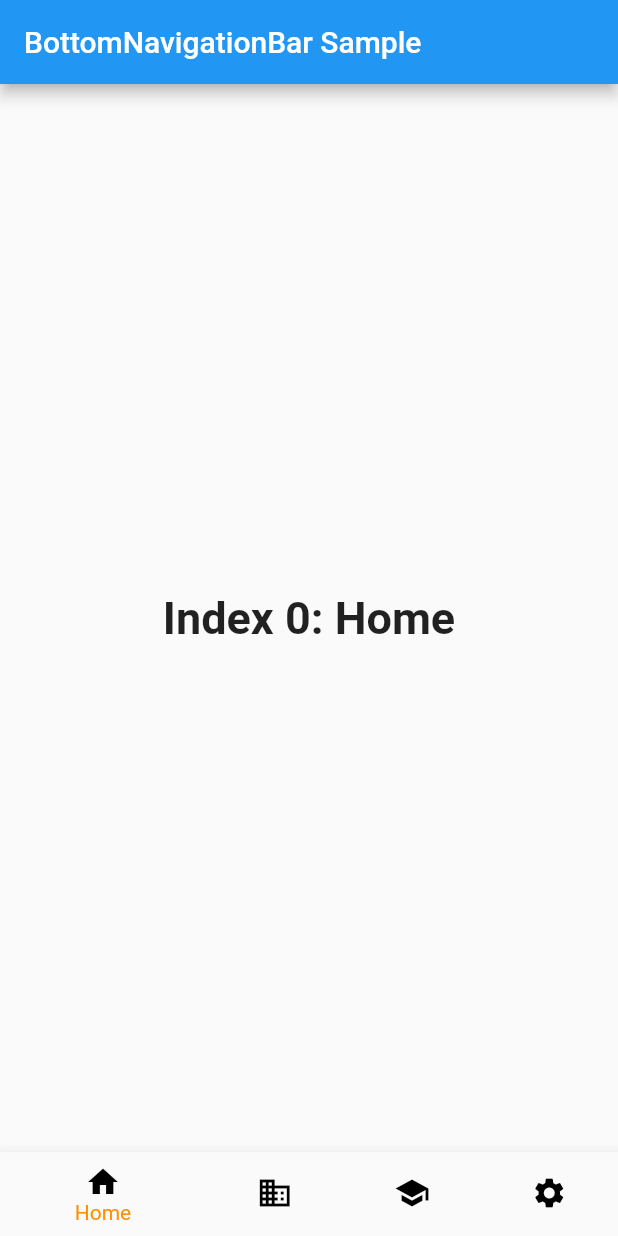
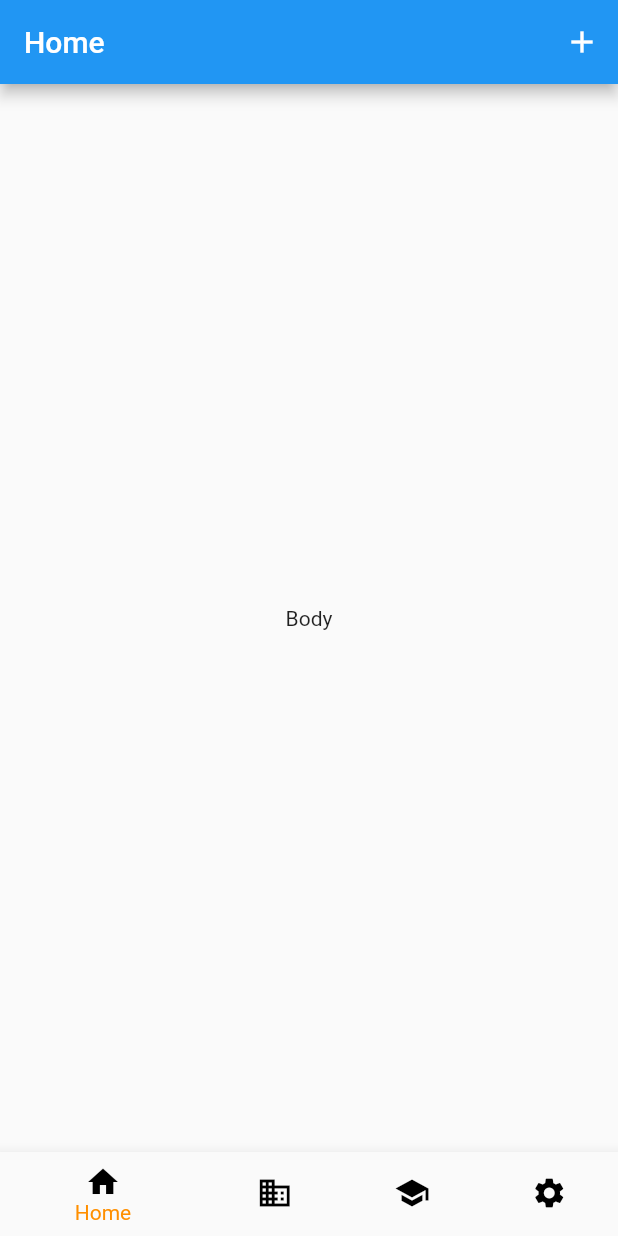
Before and after one commit to khoffan/flutter_make_UI_App, a Flutter app: the screen it shows after launch, on a phone screen of 412 x 824 dp. Run offline on Flutter 3.47's test engine with Material 2 defaults, Android fonts, the phone set to English and light mode, and no system bars.

Commit message:
home page and information

```diff
--- a/client_app/lib/UI/btnavigate.dart
+++ b/client_app/lib/UI/btnavigate.dart
@@ -1,3 +1,4 @@
+import 'package:client_app/screen/home.dart';
 import 'package:flutter/material.dart';
 
 import 'setting.dart';
@@ -28,10 +29,7 @@ class _BottomNavigationBarExampleState
   static const TextStyle optionStyle =
       TextStyle(fontSize: 30, fontWeight: FontWeight.bold);
   static const List<Widget> _widgetOptions = <Widget>[
-    Text(
-      'Index 0: Home',
-      style: optionStyle,
-    ),
+    Home(),
     Text(
       'Index 1: Business',
       style: optionStyle,
@@ -40,10 +38,7 @@ class _BottomNavigationBarExampleState
       'Index 2: School',
       style: optionStyle,
     ),
-    Text(
-      'Index 3: Setting',
-      style: optionStyle,
-    ),
+    SettingUI()
   ];
 
   void _onItemTapped(int index) {
@@ -51,22 +46,11 @@ class _BottomNavigationBarExampleState
       _selectedIndex = index;
     });
 
-    if(index == 3){
-      Navigator.of(context).push(
-        MaterialPageRoute(
-          builder: (context) => const SettingUI(),
-        ),
-      );
-
-    }
   }
 
   @override
   Widget build(BuildContext context) {
     return Scaffold(
-      appBar: AppBar(
-        title: const Text('BottomNavigationBar Sample'),
-      ),
       body: Center(
         child: _widgetOptions.elementAt(_selectedIndex),
       ),
--- /dev/null
+++ b/client_app/lib/screen/home.dart
@@ -0,0 +1,31 @@
+import 'package:client_app/screen/information.dart';
+import 'package:flutter/material.dart';
+
+
+class Home extends StatelessWidget {
+  const Home({super.key});
+
+  @override
+  Widget build(BuildContext context) {
+    return Scaffold(
+      appBar: AppBar(
+        title: const Text('Home'),
+        actions: [
+          IconButton(
+            icon: const Icon(Icons.add),
+            onPressed: () {
+              Navigator.of(context).push(
+                MaterialPageRoute(
+                  builder: (context) => Information(),
+                ),
+              );
+            },
+          ),
+        ],
+      ),
+      body: const Center(
+        child: Text('Body'),
+      ),
+    );
+  }
+}
```
Also changed, not shown: client_app/lib/screen/information.dart (added, +60 -0 lines).
